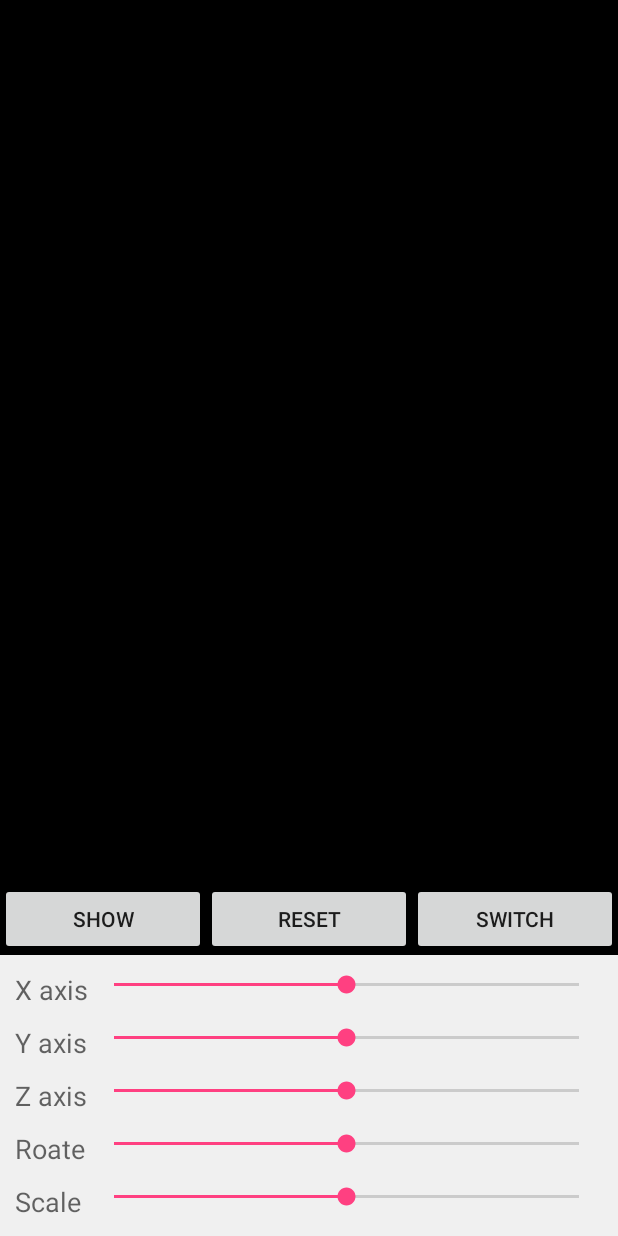
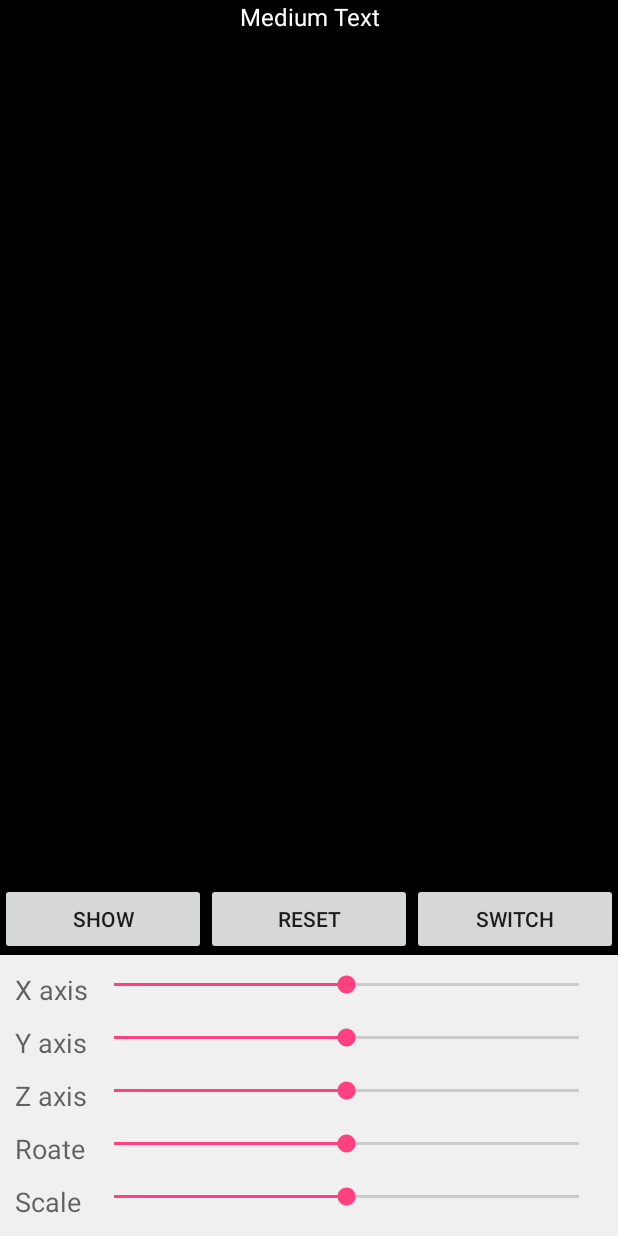
Before and after one commit to peterlin424/MyRajawaliOpenGL, an Android app: the layout activity_main.xml on its own in the app's theme, with its tools: preview values and no code run, on a phone screen of 412 x 824 dp. Run offline under Robolectric (Android 15) with nearby library versions, the phone set to English and light mode, and no system bars.

Commit message:
20160301 push
non-finish

```diff
--- a/app/src/main/java/com/example/linweijie/myrajawaliopengl/Pub.java
+++ b/app/src/main/java/com/example/linweijie/myrajawaliopengl/Pub.java
@@ -6,4 +6,7 @@ package com.example.linweijie.myrajawaliopengl;
 public class Pub {
     public static final boolean ISDEBUG = true;
     public static final String TAG = "Peter";
+
+    public static final String CHOOSE_CAMERA = "Camera";
+    public static final String CHOOSE_MODEL = "Model";
 }
--- a/app/src/main/res/layout/activity_main.xml
+++ b/app/src/main/res/layout/activity_main.xml
@@ -13,6 +13,15 @@
         android:id="@+id/rejawali_layout">
 
     </RelativeLayout>
+
+    <TextView
+        android:layout_width="match_parent"
+        android:layout_height="wrap_content"
+        android:text="Medium Text"
+        android:id="@+id/tv_switch_type"
+        android:textColor="#FFFFFF"
+        android:gravity="center_horizontal"
+        android:textSize="16sp" />
 
     <LinearLayout
         android:orientation="horizontal"
@@ -137,7 +146,8 @@
             android:paddingLeft="10dp"
             android:paddingRight="10dp"
             android:paddingTop="5dp"
-            android:paddingBottom="5dp" >
+            android:paddingBottom="5dp"
+            android:id="@+id/ll_roate">
 
             <TextView
                 android:layout_width="50dp"
@@ -161,7 +171,8 @@
             android:paddingLeft="10dp"
             android:paddingRight="10dp"
             android:paddingTop="5dp"
-            android:paddingBottom="5dp" >
+            android:paddingBottom="5dp"
+            android:id="@+id/ll_scale">
 
             <TextView
                 android:layout_width="50dp"
```
Also changed, not shown: app/src/main/java/com/example/linweijie/myrajawaliopengl/MainActivity.java (+36 -1 lines), app/src/main/java/com/example/linweijie/myrajawaliopengl/mRajawaliRenderer.java (+20 -0 lines).
